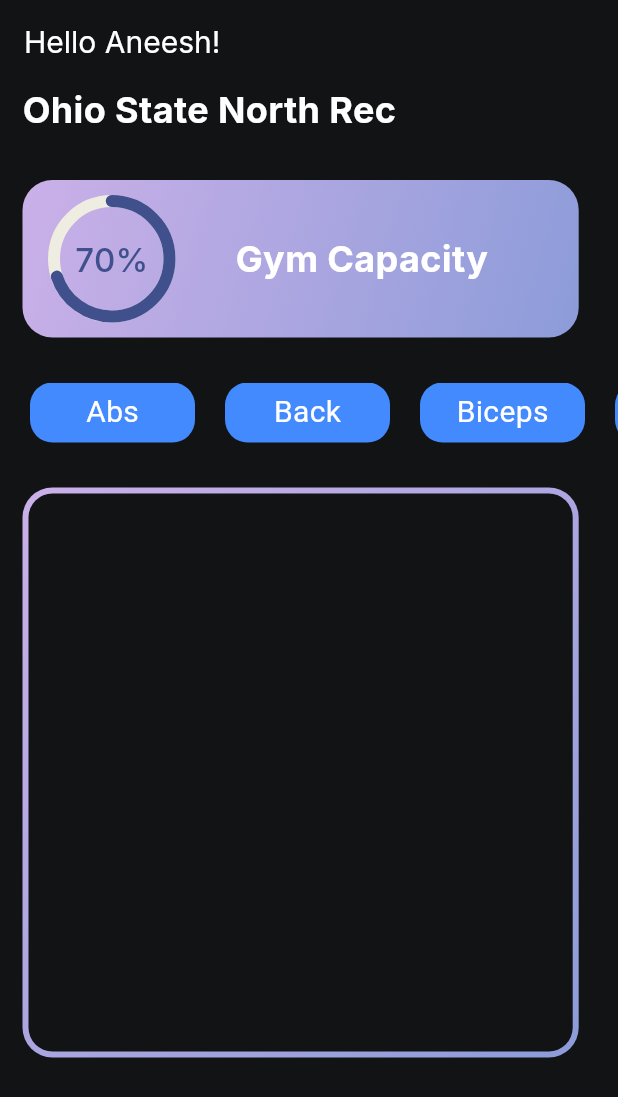
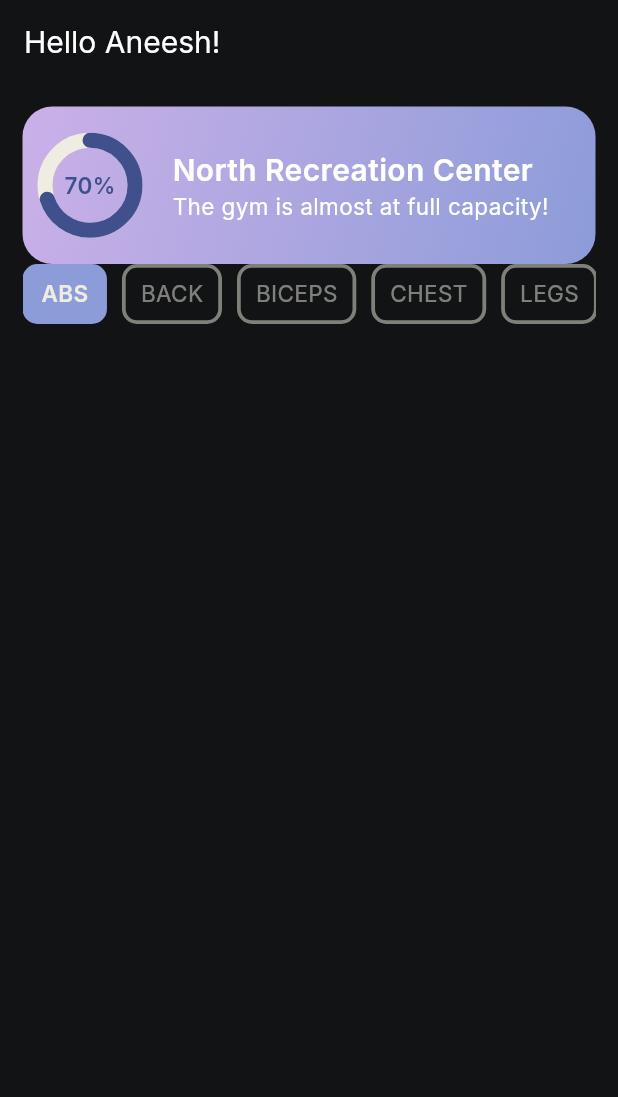
Before and after one commit to trev-org04/repfinder, a Flutter app: the HomePage screen opened by its route, on a phone screen of 412 x 824 dp. Shown: the top 1097 px of the screen. Run offline on Flutter 3.47's test engine with Material 3 defaults, Android fonts, the light colour scheme and no system bars; drawn by our look-alikes of percent_indicator; our stand-ins replace flutter_dotenv, google_fonts, supabase_flutter; accounts and stored records are empty.

Commit message:
UI updates

```diff
--- a/repfinder/lib/home/home.dart
+++ b/repfinder/lib/home/home.dart
@@ -7,8 +7,15 @@
   runApp(HomePage());
 }
 
-class HomePage extends StatelessWidget {
+class HomePage extends StatefulWidget {
   const HomePage({super.key});
+
+  @override
+  State<HomePage> createState() => _HomePageState();
+}
+
+class _HomePageState extends State<HomePage> {
+  int _selectedIndex = 0;
 
   // called when flutter needs to rebuild ui
   @override
@@ -22,23 +29,13 @@
         backgroundColor: AppColors.black,
         automaticallyImplyLeading: false,
       ),
-      body: Column(
+      body: Padding(
+        padding: EdgeInsets.all(15),
+        child: Column(
           crossAxisAlignment: CrossAxisAlignment.start,
           children: [
-          Padding(
-            padding: const EdgeInsets.only(left: 15),
-            child: Text(
-              'Ohio State North Rec',
-              style: GoogleFonts.inter(
-                fontSize: 24,
-                fontWeight: FontWeight.bold,
-              ),
-            ),
-          ),
-          Padding(
-            padding: const EdgeInsets.only(top: 30, left: 15),
-            child: Container(
-              width: MediaQuery.of(context).size.width * 0.9,
+            Container(
+              width: MediaQuery.of(context).size.width,
               height: 105,
               decoration: BoxDecoration(
                 borderRadius: BorderRadius.circular(20),
@@ -48,18 +45,19 @@
                   end: Alignment.bottomRight,
                 ),
               ),
+              child: Padding(
+                padding: const EdgeInsets.all(10),
                 child: Row(
                   mainAxisAlignment: MainAxisAlignment.start,
                   children: [
-                  Padding(padding: const EdgeInsets.only(left: 17)),
                     SizedBox(
-                    width: 85,
-                    height: 85,
+                      width: 70,
+                      height: 70,
                       child: CircularPercentIndicator(
                         animation: true,
                         animationDuration: 1000,
-                      radius: 85,
-                      lineWidth: 8,
+                        radius: 70,
+                        lineWidth: 10,
                         percent: 0.7,
                         progressColor: AppColors.navy,
                         backgroundColor: AppColors.white,
@@ -67,30 +65,41 @@
                         center: Text(
                           '70%',
                           style: GoogleFonts.inter(
-                          fontSize: 22,
-                          fontWeight: FontWeight.w500,
+                            fontSize: 15,
+                            fontWeight: FontWeight.w600,
                             color: AppColors.navy,
                           ),
                         ),
                       ),
                     ),
                     Padding(
-                    padding: const EdgeInsets.only(left: 40),
-                    child: Text(
-                      'Gym Capacity',
+                      padding: const EdgeInsets.only(left: 20),
+                      child: Column(
+                        crossAxisAlignment: CrossAxisAlignment.start,
+                        mainAxisAlignment: MainAxisAlignment.center,
+                        children: [
+                          Text(
+                            'North Recreation Center',
                             style: GoogleFonts.inter(
-                        fontSize: 24,
-                        fontWeight: FontWeight.bold,
+                              fontSize: 20,
+                              fontWeight: FontWeight.w600,
                             ),
+                          ),
+                          Text(
+                            'The gym is almost at full capacity!',
+                            style: GoogleFonts.inter(
+                              fontSize: 15,
+                              fontWeight: FontWeight.w400,
+                            ),
+                          ),
+                        ],
                       ),
                     ),
                   ],
                 ),
               ),
             ),
-          Padding(
-            padding: const EdgeInsets.only(top: 30, left: 10),
-            child: SingleChildScrollView(
+            SingleChildScrollView(
               scrollDirection: Axis.horizontal, // Enables horizontal scrolling
               child: Row(
                 children: List.generate(7, (index) {
@@ -104,22 +113,49 @@
                     'Triceps',
                   ];
                   return Padding(
-                    padding: const EdgeInsets.symmetric(
+                    padding: const EdgeInsets.only(right: 10.0),
+                    child: GestureDetector(
+                      onTap:
+                          () => {
+                            setState(() {
+                              _selectedIndex = index;
+                            }),
+                          },
+                      child: Container(
+                        padding: EdgeInsets.symmetric(
+                          vertical: 5,
                           horizontal: 10,
-                    ), // Spacing between containers
-                    child: Container(
-                      width: 110,
+                        ),
                         height: 40,
                         alignment: Alignment.center,
                         decoration: BoxDecoration(
-                        color: Colors.blueAccent,
-                        borderRadius: BorderRadius.circular(15),
+                          color:
+                              _selectedIndex == index
+                                  ? AppColors.periwinkle
+                                  : Colors.transparent,
+                          border: Border.all(
+                            color:
+                                _selectedIndex == index
+                                    ? Colors.transparent
+                                    : AppColors.white.withOpacity(0.5),
+                            width: 2.5,
+                          ),
+                          // color: Colors.blueAccent,
+                          borderRadius: BorderRadius.circular(10),
                         ),
                         child: Text(
-                        muscleGroups[index],
-                        style: const TextStyle(
-                          color: Colors.white,
-                          fontSize: 20,
+                          muscleGroups[index].toUpperCase(),
+                          style: GoogleFonts.inter(
+                            fontSize: 15,
+                            fontWeight:
+                                _selectedIndex == index
+                                    ? FontWeight.w600
+                                    : FontWeight.w400,
+                            color:
+                                _selectedIndex == index
+                                    ? AppColors.white
+                                    : AppColors.white.withOpacity(0.5),
+                          ),
                         ),
                       ),
                     ),
@@ -127,34 +163,8 @@
                 }),
               ),
             ),
+          ],
         ),
-          Padding(
-            padding: const EdgeInsets.only(top: 30, left: 15),
-            child: Container(
-              width: MediaQuery.of(context).size.width * 0.9,
-              height: 380,
-              decoration: BoxDecoration(
-                borderRadius: BorderRadius.circular(20),
-                gradient: LinearGradient(
-                  colors: [AppColors.lavender, AppColors.periwinkle],
-                  begin: Alignment.topLeft,
-                  end: Alignment.bottomRight,
-                ),
-              ),
-              child: Padding(
-                padding: const EdgeInsets.all(4), // Border thickness
-                child: Container(
-                  decoration: BoxDecoration(
-                    color: AppColors.black, // Inner container background
-                    borderRadius: BorderRadius.circular(
-                      16,
-                    ), // Slightly smaller radius
-                  ),
-                ),
-              ),
-            ),
-          ),
-        ],
       ),
     );
   }
```
Lines whose indentation alone changed are shown as unchanged.
